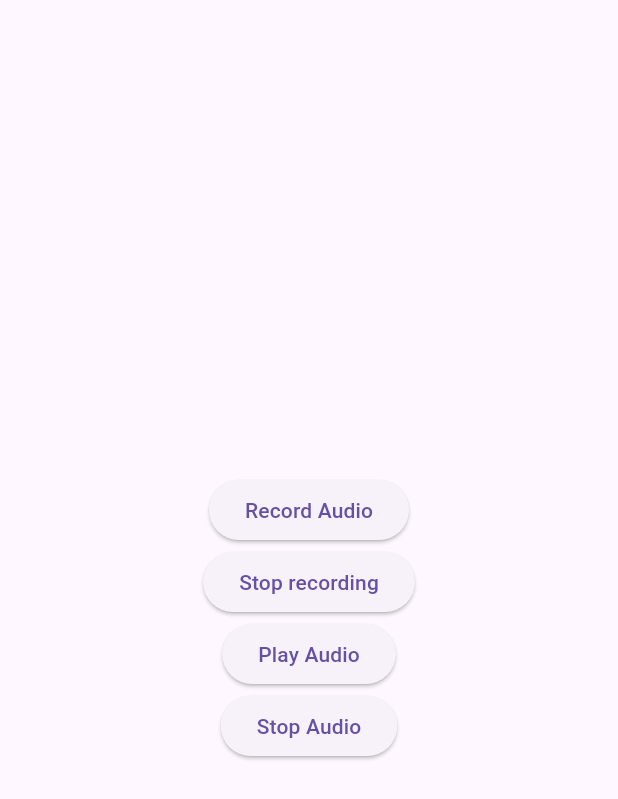
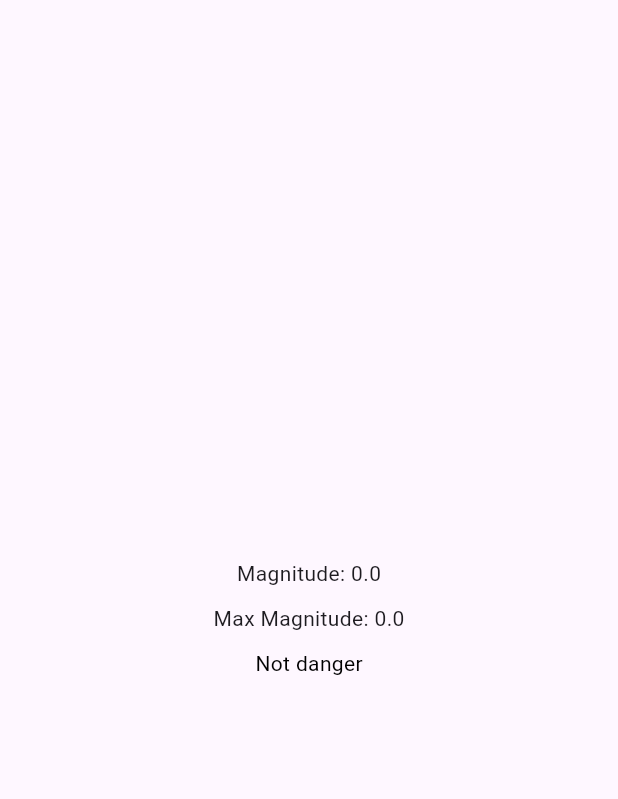
Before and after one commit to Aashay-Thakur/https---github.com-VJTI-MCA-25-Nirbhaya, a Flutter app: the screen it shows after launch, on a phone screen of 412 x 824 dp. Shown: the top 799 px of the screen. Run offline on Flutter 3.47's test engine with Material 3 defaults, Android fonts, the phone set to English and light mode, and no system bars; our stand-ins replace audioplayers, permission_handler, sensors_plus; missing offline and left inert: record.

Commit message:
added motion detection
. restructured experiment pages in one folder
. added motion detection

```diff
--- a/app/lib/main.dart
+++ b/app/lib/main.dart
@@ -1,4 +1,5 @@
-import 'package:app/pages/experiment.dart';
+import 'package:app/pages/experiment/audio_exp.dart';
+import 'package:app/pages/experiment/motion_exp.dart';
 import 'package:flutter/material.dart';
 
 void main() {
@@ -11,7 +12,7 @@ class MainApp extends StatelessWidget {
   @override
   Widget build(BuildContext context) {
     return const MaterialApp(
-      home: Exp(),
+      home: MotionExp(),
     );
   }
 }
--- a/app/lib/pages/experiment.dart
+++ b/app/lib/pages/experiment/audio_exp.dart
@@ -5,14 +5,14 @@ import 'package:path_provider/path_provider.dart';
 import 'package:permission_handler/permission_handler.dart';
 import 'package:record/record.dart';
 
-class Exp extends StatefulWidget {
-  const Exp({super.key});
+class AudioExp extends StatefulWidget {
+  const AudioExp({super.key});
 
   @override
-  State<Exp> createState() => _ExpState();
+  State<AudioExp> createState() => _AudioExpState();
 }
 
-class _ExpState extends State<Exp> {
+class _AudioExpState extends State<AudioExp> {
   late AudioRecorder record;
   late AudioPlayer audioPlayer;
   late Stream stream;
--- /dev/null
+++ b/app/lib/pages/experiment/motion_exp.dart
@@ -0,0 +1,85 @@
+import 'package:flutter/material.dart';
+import 'package:sensors_plus/sensors_plus.dart';
+
+class MotionExp extends StatefulWidget {
+  const MotionExp({super.key});
+
+  @override
+  State<MotionExp> createState() => _MotionExpState();
+}
+
+class _MotionExpState extends State<MotionExp> {
+  String status = "Not danger";
+  double mag = 0.0;
+  double maxMag = 0.0;
+  Duration sensorInterval = SensorInterval.normalInterval;
+
+  @override
+  void initState() {
+    super.initState();
+    userAccelerometerEventStream(samplingPeriod: sensorInterval).listen(
+      (UserAccelerometerEvent event) {
+        double deltaX = event.x;
+        double deltaY = event.y;
+        double deltaZ = event.z;
+
+        double deltaMagnitude =
+            deltaX * deltaX + deltaY * deltaY + deltaZ * deltaZ;
+        // Define a threshold for rapid zig-zag motion
+        double threshold = 10000.0;
+        mag = deltaMagnitude;
+
+        //to check how much high we can go
+        if(maxMag < deltaMagnitude){
+          maxMag = deltaMagnitude;
+        }
+        // Check if the magnitude exceeds the threshold
+        if (deltaMagnitude > threshold) {
+          setState(() {
+            status = "Danger";
+          });
+        } else {
+          setState(() {
+            status = "Not Danger";
+          });
+        }
+      },
+      onError: (e) {
+        showDialog(
+            context: context,
+            builder: (context) {
+              return const AlertDialog(
+                title: Text("Sensor Not Found"),
+                content: Text(
+                    "It seems that your device doesn't support User Accelerometer Sensor"),
+              );
+            });
+      },
+      cancelOnError: true,
+    );
+  }
+
+  @override
+  Widget build(BuildContext context) {
+    return Scaffold(
+      body: SafeArea(
+        child: Center(
+          child: Column(
+            mainAxisAlignment: MainAxisAlignment.center,
+            children: [
+              Text("Magnitude: $mag"),
+              const SizedBox(height: 10),
+              Text("Max Magnitude: $maxMag"),
+              const SizedBox(height: 10),
+              Text(
+                status,
+                style: TextStyle(
+                    color: status == "Danger" ? Colors.red : Colors.black),
+              ),
+            ],
+          ),
+        ),
+      ),
+    );
+  }
+}
--- a/app/pubspec.yaml
+++ b/app/pubspec.yaml
@@ -11,6 +11,7 @@ dependencies:
   audioplayers: ^6.0.0
   path_provider: ^2.1.2
   permission_handler: ^11.3.1
+  sensors_plus: ^5.0.0
 
   flutter:
     sdk: flutter
```
Also changed, not shown: app/pubspec.lock.
